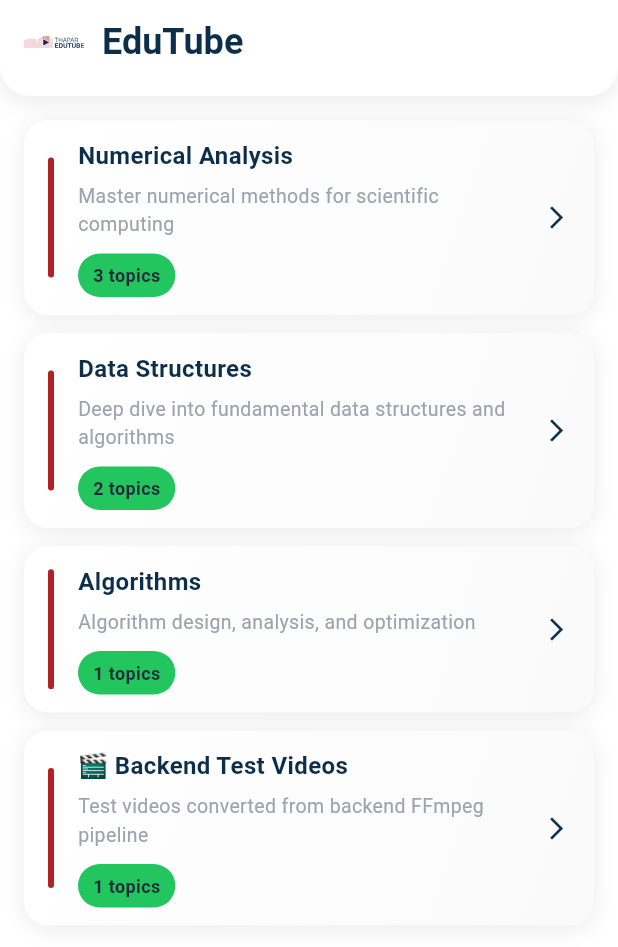
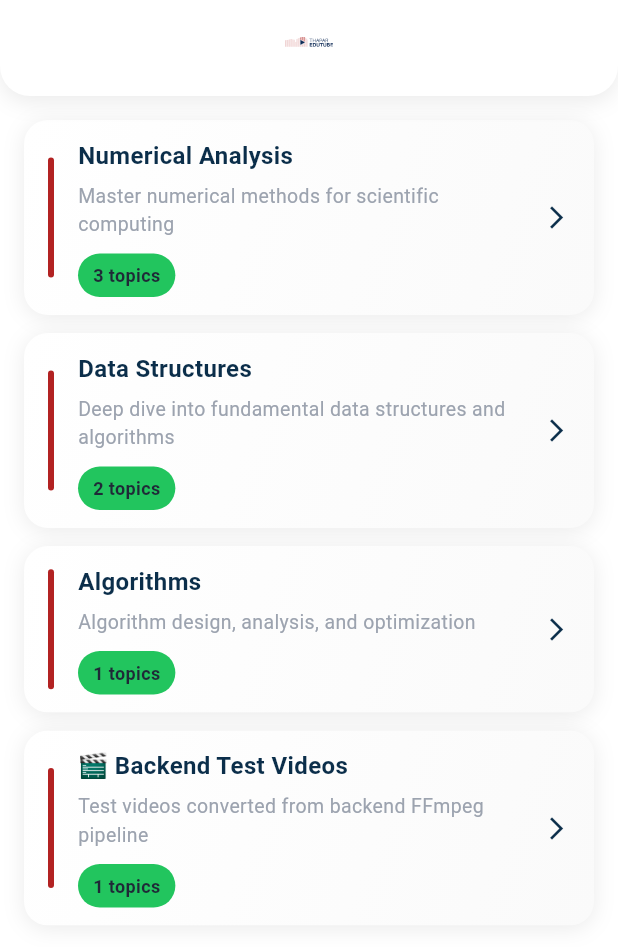
Before and after one commit to anoushkawasthi/EduTube_shorts, a Flutter app: the screen it shows after launch, on a phone screen of 412 x 824 dp. Shown: the top 947 px of the screen. Run offline on Flutter 3.47's test engine with Material 3 defaults, Android fonts, the light colour scheme and no system bars; our stand-ins replace flutter_cache_manager, flutter_svg, video_player.

Commit message:
changes in ui

```diff
--- a/lib/pages/home_page.dart
+++ b/lib/pages/home_page.dart
@@ -33,19 +33,11 @@ class HomePage extends StatelessWidget {
             backgroundColor: Colors.transparent,
             elevation: 0,
             automaticallyImplyLeading: false,
-            title: Row(
-              children: [
-                SvgPicture.asset('lib/main-site-logo.svg', height: 40, width: 40),
-                const SizedBox(width: 12),
-                const Text(
-                  'EduTube',
-                  style: TextStyle(
-                    color: Color(0xFF0B2E4A),
-                    fontSize: 24,
-                    fontWeight: FontWeight.bold,
-                  ),
-                ),
-              ],
+            centerTitle: true,
+            title: SvgPicture.asset(
+              'lib/main-site-logo.svg',
+              height: 32,
+              width: 32,
             ),
           ),
         ),
@@ -156,16 +148,16 @@ class _CourseCardState extends State<CourseCard>
             child: Container(
               decoration: BoxDecoration(
                 gradient: LinearGradient(
-                  colors: [
-                    Colors.white,
-                    const Color(0xFFFAFAFA),
-                  ],
+                  colors: [Colors.white, const Color(0xFFFAFAFA)],
                   begin: Alignment.topLeft,
                   end: Alignment.bottomRight,
                 ),
               ),
               child: Padding(
-                padding: const EdgeInsets.symmetric(horizontal: 16, vertical: 12),
+                padding: const EdgeInsets.symmetric(
+                  horizontal: 16,
+                  vertical: 12,
+                ),
                 child: Row(
                   children: [
                     // Left accent bar
```
